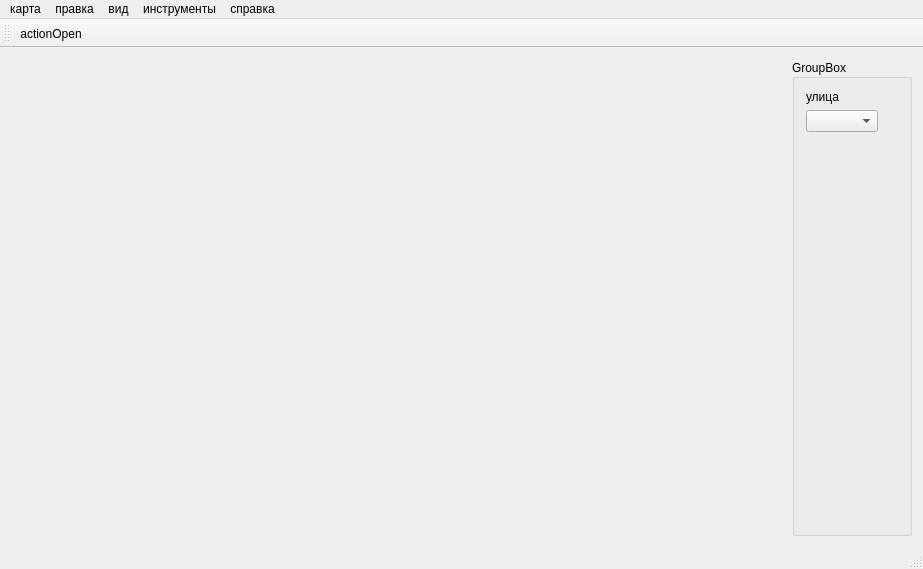
The window that mainwindow.ui (Berimor66/humblemaps) describes before a commit, drawn with Qt 5.
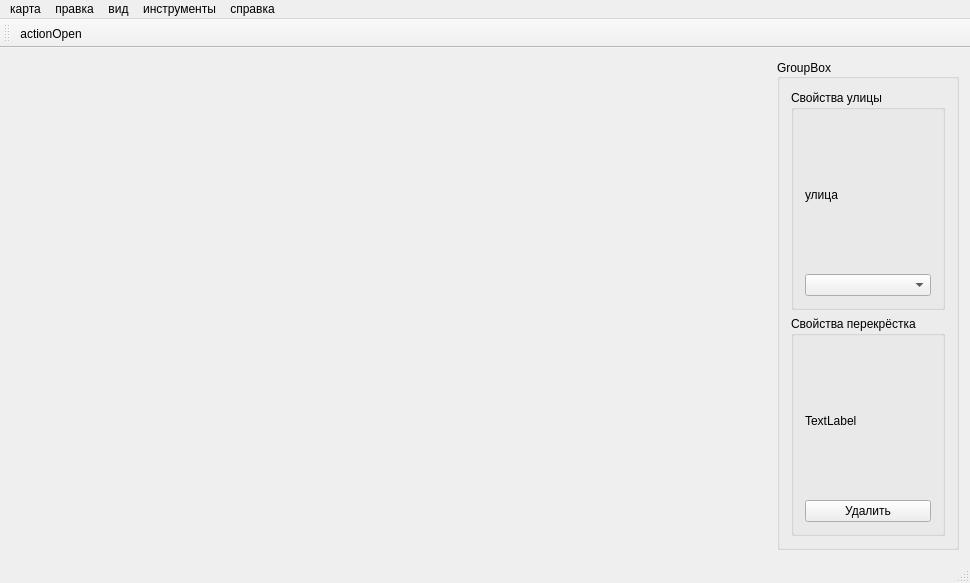
The same window after the commit. Icons and pictures are not drawn.

Diff of the .ui file:
```diff
--- a/mainwindow.ui
+++ b/mainwindow.ui
@@ -6,8 +6,8 @@
    <rect>
     <x>0</x>
     <y>0</y>
-    <width>923</width>
-    <height>569</height>
+    <width>970</width>
+    <height>583</height>
    </rect>
   </property>
   <property name="windowTitle">
@@ -48,18 +48,21 @@
       <property name="alignment">
        <set>Qt::AlignLeading|Qt::AlignLeft|Qt::AlignVCenter</set>
       </property>
-      <layout class="QFormLayout" name="formLayout">
-       <property name="fieldGrowthPolicy">
-        <enum>QFormLayout::AllNonFixedFieldsGrow</enum>
-       </property>
-       <item row="0" column="0">
+      <layout class="QVBoxLayout" name="verticalLayout_3">
+       <item>
+        <widget class="QGroupBox" name="groupBox_street">
+         <property name="title">
+          <string>Свойства улицы</string>
+         </property>
+         <layout class="QVBoxLayout" name="verticalLayout">
+          <item>
         <widget class="QLabel" name="label">
          <property name="text">
           <string>улица</string>
          </property>
         </widget>
        </item>
-       <item row="1" column="0">
+          <item>
         <widget class="QComboBox" name="comboBox_street">
          <property name="sizePolicy">
           <sizepolicy hsizetype="Expanding" vsizetype="Fixed">
@@ -72,6 +75,32 @@
       </layout>
      </widget>
     </item>
+       <item>
+        <widget class="QGroupBox" name="groupBox_node">
+         <property name="title">
+          <string>Свойства перекрёстка</string>
+         </property>
+         <layout class="QVBoxLayout" name="verticalLayout_2">
+          <item>
+           <widget class="QLabel" name="label_2">
+            <property name="text">
+             <string>TextLabel</string>
+            </property>
+           </widget>
+          </item>
+          <item>
+           <widget class="QPushButton" name="pushButton">
+            <property name="text">
+             <string>Удалить</string>
+            </property>
+           </widget>
+          </item>
+         </layout>
+        </widget>
+       </item>
+      </layout>
+     </widget>
+    </item>
    </layout>
   </widget>
   <widget class="QMenuBar" name="menuBar">
@@ -79,7 +108,7 @@
     <rect>
      <x>0</x>
      <y>0</y>
-     <width>923</width>
+     <width>970</width>
      <height>20</height>
     </rect>
    </property>
```
Lines whose indentation alone changed are shown as unchanged.
